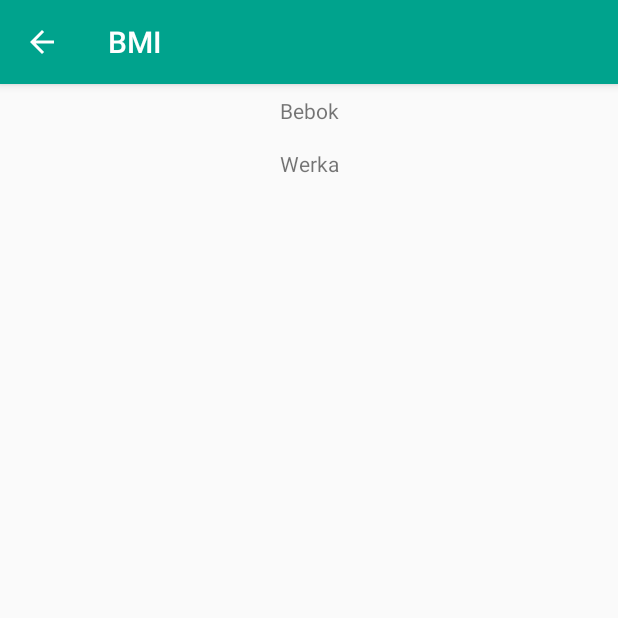
After one commit to paweloot/bmi-app, an Android app: the HistoryActivity screen opened directly, with no data from a screen before it, on a phone screen of 412 x 824 dp, the top half of it. The commit adds this screen. Run offline under Robolectric (Android 15) with nearby library versions, the phone set to English and light mode, and no system bars.

Commit message:
Create RecyclerView template to add History feature

```diff
--- a/app/src/main/AndroidManifest.xml
+++ b/app/src/main/AndroidManifest.xml
@@ -20,14 +20,19 @@
 
         <activity android:name=".about.AboutActivity"
                   android:windowSoftInputMode="stateHidden"
-                  android:parentActivityName=".main.MainActivity">
-
+                  android:parentActivityName=".main.MainActivity"
+        >
         </activity>
 
         <activity android:name=".info.InfoActivity"
                   android:windowSoftInputMode="stateHidden"
-                  android:parentActivityName=".main.MainActivity">
+                  android:parentActivityName=".main.MainActivity"
+        >
+        </activity>
 
+        <activity android:name=".history.HistoryActivity"
+                  android:parentActivityName=".main.MainActivity"
+        >
         </activity>
     </application>
 
--- /dev/null
+++ b/app/src/main/java/com/paweloot/bmi/history/HistoryActivity.kt
@@ -0,0 +1,28 @@
+package com.paweloot.bmi.history
+
+import android.os.Bundle
+import android.support.v7.app.AppCompatActivity
+import android.support.v7.widget.LinearLayoutManager
+import android.support.v7.widget.RecyclerView
+import com.paweloot.bmi.R
+import kotlinx.android.synthetic.main.activity_history.*
+
+class HistoryActivity : AppCompatActivity(), HistoryContract.View {
+    private lateinit var viewManager: RecyclerView.LayoutManager
+    private lateinit var viewAdapter: RecyclerView.Adapter<*>
+
+    override fun onCreate(savedInstanceState: Bundle?) {
+        super.onCreate(savedInstanceState)
+        setContentView(R.layout.activity_history)
+
+        val historyData: ArrayList<String> = ArrayList()
+        historyData.add("Bebok")
+        historyData.add("Werka")
+
+        viewManager = LinearLayoutManager(this)
+        viewAdapter = RecyclerAdapter(historyData)
+
+        history_recycler_view.layoutManager = viewManager
+        history_recycler_view.adapter = viewAdapter
+    }
+}
--- /dev/null
+++ b/app/src/main/java/com/paweloot/bmi/history/HistoryContract.kt
@@ -0,0 +1,11 @@
+package com.paweloot.bmi.history
+
+interface HistoryContract {
+    interface Presenter {
+
+    }
+
+    interface View {
+
+    }
+}
--- /dev/null
+++ b/app/src/main/java/com/paweloot/bmi/history/HistoryPresenter.kt
@@ -0,0 +1,4 @@
+package com.paweloot.bmi.history
+
+class HistoryPresenter {
+}
--- /dev/null
+++ b/app/src/main/java/com/paweloot/bmi/history/RecyclerAdapter.kt
@@ -0,0 +1,33 @@
+package com.paweloot.bmi.history
+
+import android.support.v7.widget.RecyclerView
+import android.view.LayoutInflater
+import android.view.View
+import android.view.ViewGroup
+import android.widget.TextView
+import com.paweloot.bmi.R
+import kotlinx.android.synthetic.main.recyclerview_item.view.*
+
+class RecyclerAdapter(private val historyData: ArrayList<String>) :
+    RecyclerView.Adapter<RecyclerAdapter.HistoryViewHolder>() {
+
+
+    override fun onCreateViewHolder(parent: ViewGroup, viewType: Int): RecyclerAdapter.HistoryViewHolder {
+        val inflatedView = LayoutInflater.from(parent.context)
+            .inflate(R.layout.recyclerview_item, parent, false) as View
+
+        return HistoryViewHolder(inflatedView)
+    }
+
+    override fun onBindViewHolder(holder: HistoryViewHolder, position: Int) {
+        holder.setText(historyData[position])
+    }
+
+    override fun getItemCount() = historyData.size
+
+    class HistoryViewHolder(val view: View) : RecyclerView.ViewHolder(view) {
+        fun setText(text: String?) {
+            view.textView.text = text
+        }
+    }
+}
--- a/app/src/main/java/com/paweloot/bmi/main/MainActivity.kt
+++ b/app/src/main/java/com/paweloot/bmi/main/MainActivity.kt
@@ -16,6 +16,7 @@ import com.paweloot.bmi.main.BmiConstants.IMPERIAL_UNITS
 import com.paweloot.bmi.main.BmiConstants.METRIC_UNITS
 import com.paweloot.bmi.info.InfoActivity
 import com.paweloot.bmi.R
+import com.paweloot.bmi.history.HistoryActivity
 import com.paweloot.bmi.main.logic.BmiForKgCm
 import com.paweloot.bmi.main.logic.BmiForLbFtIn
 import kotlinx.android.synthetic.main.activity_main.*
@@ -68,6 +69,9 @@ class MainActivity : AppCompatActivity(), MainContract.View {
             R.id.switch_to_imperial_units -> {
                 presenter.onSwitchToImperialUnitsClick()
                 invalidateOptionsMenu()
+            }
+            R.id.open_history -> {
+                presenter.onOpenHistoryClick()
             }
         }
 
@@ -190,6 +194,10 @@ class MainActivity : AppCompatActivity(), MainContract.View {
         startActivity(intentInfoActivity)
     }
 
+    override fun navigateToHistoryScreen() {
+        startActivity(Intent(this, HistoryActivity::class.java))
+    }
+
     override fun switchToMetricUnits() {
         currentUnits = METRIC_UNITS
 
--- a/app/src/main/java/com/paweloot/bmi/main/MainContract.kt
+++ b/app/src/main/java/com/paweloot/bmi/main/MainContract.kt
@@ -7,6 +7,7 @@ interface MainContract {
     interface Presenter {
         fun onCalculateButtonClick()
         fun onInfoButtonClick()
+        fun onOpenHistoryClick()
         fun onSwitchToMetricUnitsClick()
         fun onSwitchToImperialUnitsClick()
     }
@@ -23,6 +24,7 @@ interface MainContract {
         fun clearResult()
 
         fun navigateToInfoScreen()
+        fun navigateToHistoryScreen()
         fun switchToMetricUnits()
         fun switchToImperialUnits()
     }
--- a/app/src/main/java/com/paweloot/bmi/main/MainPresenter.kt
+++ b/app/src/main/java/com/paweloot/bmi/main/MainPresenter.kt
@@ -25,6 +25,10 @@ class MainPresenter(var view: MainContract.View) : MainContract.Presenter {
         view.navigateToInfoScreen()
     }
 
+    override fun onOpenHistoryClick() {
+        view.navigateToHistoryScreen()
+    }
+
     override fun onSwitchToMetricUnitsClick() {
         view.clearAllFields()
         view.switchToMetricUnits()
--- /dev/null
+++ b/app/src/main/res/layout/activity_history.xml
@@ -0,0 +1,10 @@
+<?xml version="1.0" encoding="utf-8"?>
+<android.support.v7.widget.RecyclerView
+        xmlns:android="http://schemas.android.com/apk/res/android"
+        android:id="@+id/history_recycler_view"
+        android:layout_width="match_parent"
+        android:layout_height="match_parent"
+        android:scrollbars="vertical"
+>
+
+</android.support.v7.widget.RecyclerView>
--- /dev/null
+++ b/app/src/main/res/layout/recyclerview_item.xml
@@ -0,0 +1,19 @@
+<?xml version="1.0" encoding="utf-8"?>
+<android.support.constraint.ConstraintLayout
+        xmlns:android="http://schemas.android.com/apk/res/android"
+        xmlns:app="http://schemas.android.com/apk/res-auto"
+        android:layout_height="wrap_content"
+        android:layout_width="match_parent"
+>
+
+    <TextView
+            android:id="@+id/textView"
+            android:layout_width="wrap_content"
+            android:layout_height="wrap_content"
+            android:layout_margin="8dp"
+            app:layout_constraintStart_toStartOf="parent"
+            app:layout_constraintTop_toTopOf="parent"
+            app:layout_constraintEnd_toEndOf="parent"
+            app:layout_constraintBottom_toBottomOf="parent"
+    />
+</android.support.constraint.ConstraintLayout>
--- a/app/src/main/res/menu/menu_overflow.xml
+++ b/app/src/main/res/menu/menu_overflow.xml
@@ -3,6 +3,9 @@
       xmlns:app="http://schemas.android.com/apk/res-auto">
     <item android:id="@+id/about_me"
           android:title="@string/bmi_about_about_me"
+          app:showAsAction="never"/>
+    <item android:id="@+id/open_history"
+          android:title="@string/bmi_menu_open_history"
           app:showAsAction="never"/>
     <item android:id="@+id/switch_to_imperial_units"
           android:title="@string/bmi_menu_switch_to_imperial_units"
--- a/app/src/main/res/values/strings.xml
+++ b/app/src/main/res/values/strings.xml
@@ -21,6 +21,7 @@
     <string name="bmi_main_error_max_value">Max. value is </string>
 
     <!--  Menu  -->
+    <string name="bmi_menu_open_history">History</string>
     <string name="bmi_menu_switch_to_imperial_units">Switch to imperial units</string>
     <string name="bmi_menu_switch_to_metric_units">Switch to metric units</string>
 
```
